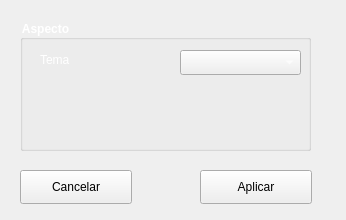
Above: src/GUI/ConfigWindow.ui from jesusramondovale/IngenicaSTS before the change. Below: the same form after it.
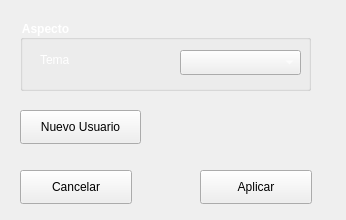
That is the form after the change.

```diff
--- a/src/GUI/ConfigWindow.ui
+++ b/src/GUI/ConfigWindow.ui
@@ -20,7 +20,7 @@
       <x>20</x>
       <y>20</y>
       <width>291</width>
-      <height>131</height>
+      <height>71</height>
      </rect>
     </property>
     <property name="font">
@@ -86,6 +86,19 @@
      <string>Cancelar</string>
     </property>
    </widget>
+   <widget class="QPushButton" name="buttonNewUser">
+    <property name="geometry">
+     <rect>
+      <x>20</x>
+      <y>110</y>
+      <width>121</width>
+      <height>34</height>
+     </rect>
+    </property>
+    <property name="text">
+     <string>Nuevo Usuario</string>
+    </property>
+   </widget>
   </widget>
  </widget>
  <resources/>
```
